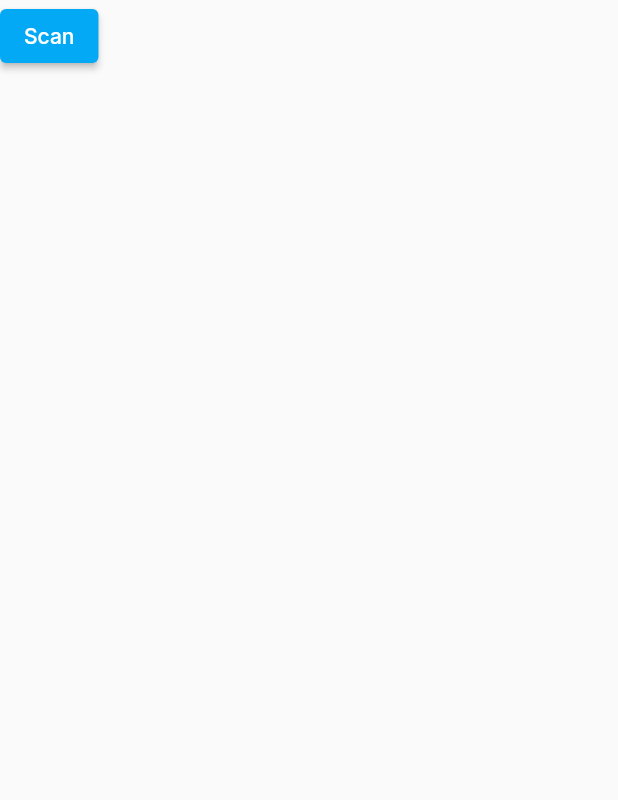
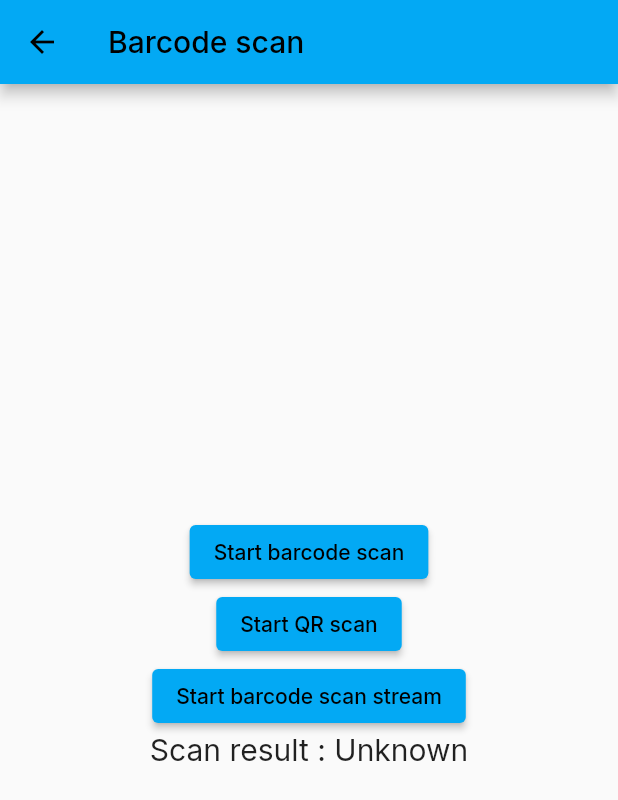
Before and after one commit to fuadagus/admin-jawara, a Flutter app: the StokKeluar screen opened directly, on a phone screen of 412 x 824 dp. Shown: the top 800 px of the screen. Run offline on Flutter 3.47's test engine with Material 2 defaults, Android fonts, the phone set to English and light mode, and no system bars; our stand-ins replace easy_sidemenu, get, google_fonts; missing offline and left inert: flutter_barcode_scanner.

Commit message:
menambahkan scanner

```diff
--- a/lib/pages/stokkeluar.dart
+++ b/lib/pages/stokkeluar.dart
@@ -1,4 +1,10 @@
 import 'package:flutter/material.dart';
+import 'dart:io' show Platform;
+import 'dart:async';
+
+import 'package:flutter/material.dart';
+import 'package:flutter/services.dart';
+import 'package:flutter_barcode_scanner/flutter_barcode_scanner.dart';
 
 class StokKeluar extends StatefulWidget {
   const StokKeluar({Key? key}) : super(key: key);
@@ -10,16 +16,95 @@
 class _StokKeluarState extends State<StokKeluar> {
   @override
   Widget build(BuildContext context) {
-    return Scaffold(
-        body: Column(
-      children: [
-        ElevatedButton(
-            onPressed: () {},
-            child: Text(
-              "Scan",
-              style: TextStyle(color: Colors.white),
-            ))
-      ],
-    ));
+    return Scaffold(body: Scanner());
   }
 }
+
+class Scanner extends StatefulWidget {
+  @override
+  _ScannerState createState() => _ScannerState();
+}
+
+class _ScannerState extends State<Scanner> {
+  String _scanBarcode = 'Unknown';
+
+  @override
+  void initState() {
+    super.initState();
+  }
+
+  Future<void> startBarcodeScanStream() async {
+    FlutterBarcodeScanner.getBarcodeStreamReceiver(
+            '#ff6666', 'Cancel', true, ScanMode.BARCODE)!
+        .listen((barcode) => print(barcode));
+  }
+
+  Future<void> scanQR() async {
+    String barcodeScanRes;
+    // Platform messages may fail, so we use a try/catch PlatformException.
+    try {
+      barcodeScanRes = await FlutterBarcodeScanner.scanBarcode(
+          '#ff6666', 'Cancel', true, ScanMode.QR);
+      print(barcodeScanRes);
+    } on PlatformException {
+      barcodeScanRes = 'Failed to get platform version.';
+    }
+
+    // If the widget was removed from the tree while the asynchronous platform
+    // message was in flight, we want to discard the reply rather than calling
+    // setState to update our non-existent appearance.
+    if (!mounted) return;
+
+    setState(() {
+      _scanBarcode = barcodeScanRes;
+    });
+  }
+
+  // Platform messages are asynchronous, so we initialize in an async method.
+  Future<void> scanBarcodeNormal() async {
+    String barcodeScanRes;
+    // Platform messages may fail, so we use a try/catch PlatformException.
+    try {
+      barcodeScanRes = await FlutterBarcodeScanner.scanBarcode(
+          '#ff6666', 'Cancel', true, ScanMode.BARCODE);
+      print(barcodeScanRes);
+    } on PlatformException {
+      barcodeScanRes = 'Failed to get platform version.';
+    }
+
+    // If the widget was removed from the tree while the asynchronous platform
+    // message was in flight, we want to discard the reply rather than calling
+    // setState to update our non-existent appearance.
+    if (!mounted) return;
+
+    setState(() {
+      _scanBarcode = barcodeScanRes;
+    });
+  }
+
+  @override
+  Widget build(BuildContext context) {
+    return Scaffold(
+        appBar: AppBar(title: const Text('Barcode scan')),
+        body: Builder(builder: (BuildContext context) {
+          return Container(
+              alignment: Alignment.center,
+              child: Flex(
+                  direction: Axis.vertical,
+                  mainAxisAlignment: MainAxisAlignment.center,
+                  children: <Widget>[
+                    ElevatedButton(
+                        onPressed: () => scanBarcodeNormal(),
+                        child: Text('Start barcode scan')),
+                    ElevatedButton(
+                        onPressed: () => scanQR(),
+                        child: Text('Start QR scan')),
+                    ElevatedButton(
+                        onPressed: () => startBarcodeScanStream(),
+                        child: Text('Start barcode scan stream')),
+                    Text('Scan result : $_scanBarcode\n',
+                        style: TextStyle(fontSize: 20))
+                  ]));
+        }));
+  }
+}
--- a/pubspec.yaml
+++ b/pubspec.yaml
@@ -31,10 +31,10 @@
   easy_sidemenu: ^0.1.1+1
   flutter:
     sdk: flutter
+  flutter_barcode_scanner: ^2.0.0
   font_awesome: ^5.10.1
   get: ^4.3.8
   google_fonts: ^2.1.0
-
 
 dev_dependencies:
   flutter_lints: ^1.0.0
```
Also changed, not shown: pubspec.lock, 3 other files.
